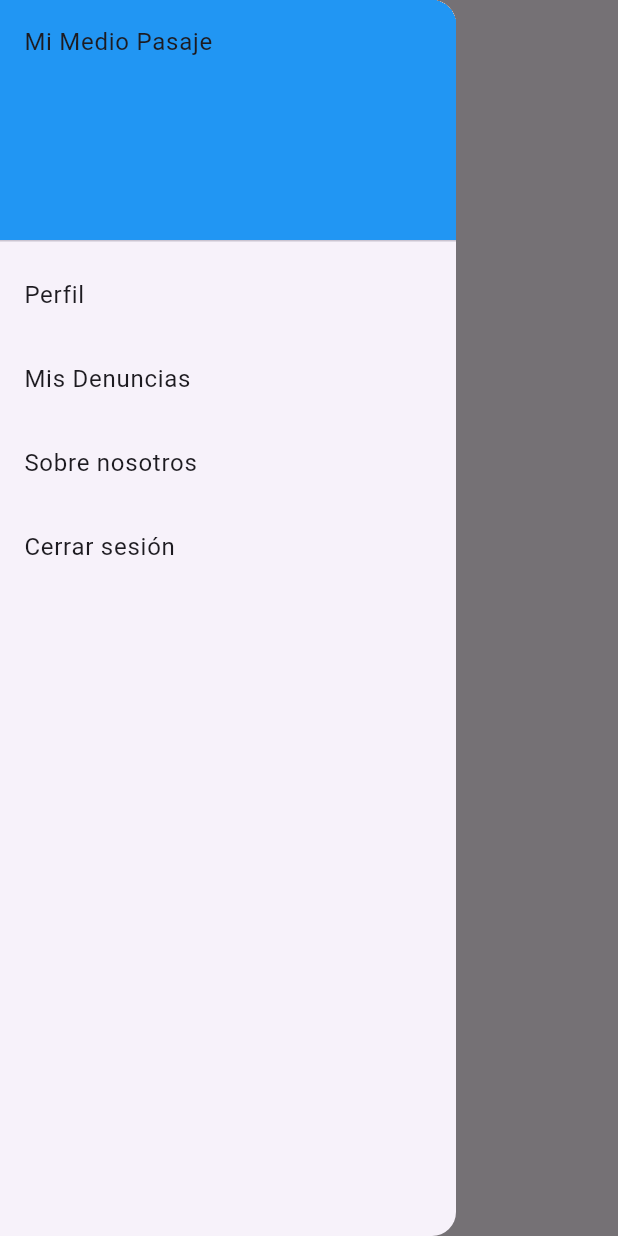
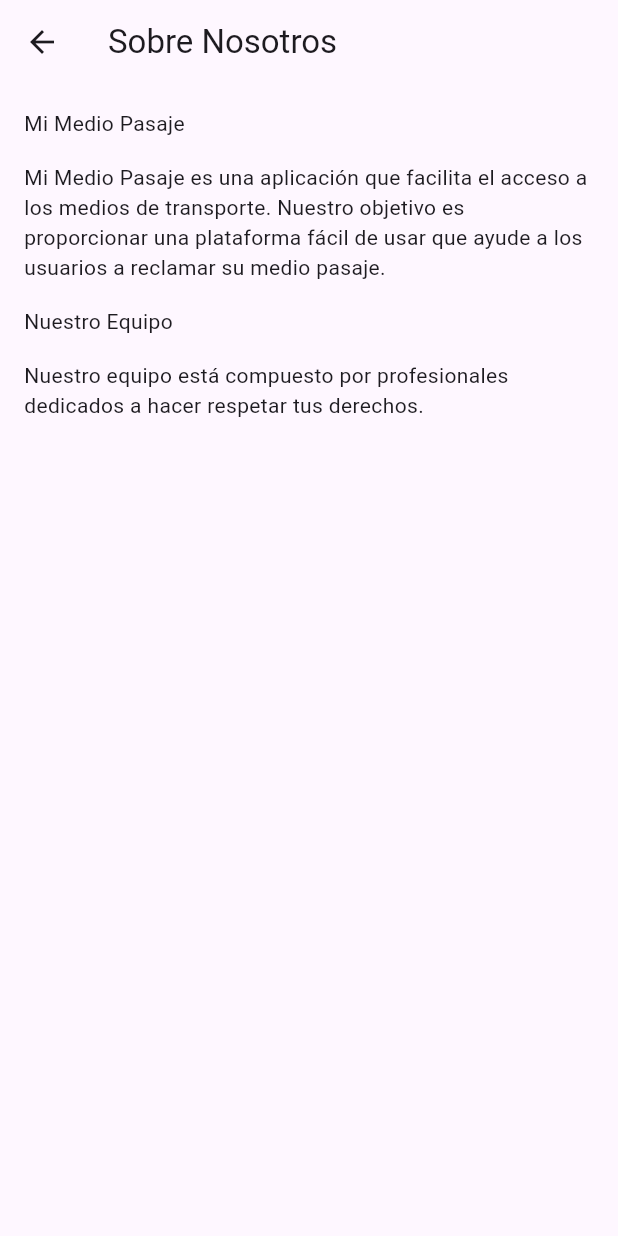
Before and after one commit to francoCarMar/MiMedioPasaje-Frontend, a Flutter app: the HomePage screen opened directly, in the side drawer, after a tap on "Sobre nosotros", on a phone screen of 412 x 824 dp. Run offline on Flutter 3.47's test engine with Material 3 defaults, Android fonts, the phone set to English and light mode, and no system bars; our stand-ins replace camera, dio, flutter_dotenv, image_picker, timezone, video_player; missing offline and left inert: cloudinary_public.

Commit message:
Agregado: screen about us

```diff
--- a/lib/components/navigator_drawer.dart
+++ b/lib/components/navigator_drawer.dart
@@ -1,4 +1,5 @@
 import 'package:flutter/material.dart';
+import 'package:mi_medio_pasaje/screens/About_us_page.dart';
 import 'package:mi_medio_pasaje/screens/list_complaint_page.dart';
 import 'package:mi_medio_pasaje/screens/login_page.dart';
 import 'package:mi_medio_pasaje/screens/profile_page.dart';
@@ -42,7 +43,10 @@ class NavigatorDrawer extends StatelessWidget {
           ),
           ListTile(
             title: const Text('Sobre nosotros'),
-            onTap: () {},
+            onTap: () {
+              Navigator.push(context,
+                  MaterialPageRoute(builder: (context) => AboutUsPage()));
+            },
           ),
           InkWell(
             child: const ListTile(
@@ -53,8 +57,6 @@ class NavigatorDrawer extends StatelessWidget {
                   MaterialPageRoute(builder: (context) => const LoginPage()));
             },
           ),
-
-          // Agregar más ListTile para más opciones
         ],
       ),
     );
--- /dev/null
+++ b/lib/screens/About_us_page.dart
@@ -0,0 +1,36 @@
+import 'package:flutter/material.dart';
+
+class AboutUsPage extends StatelessWidget {
+  @override
+  Widget build(BuildContext context) {
+    return Scaffold(
+      appBar: AppBar(
+        title: Text('Sobre Nosotros'),
+      ),
+      body: const Padding(
+        padding: EdgeInsets.all(16.0),
+        child: Column(
+          crossAxisAlignment: CrossAxisAlignment.start,
+          children: <Widget>[
+            Text(
+              'Mi Medio Pasaje',
+            ),
+            SizedBox(height: 16),
+            Text(
+              'Mi Medio Pasaje es una aplicación que facilita el acceso a los medios de transporte. '
+              'Nuestro objetivo es proporcionar una plataforma fácil de usar que ayude a los usuarios a reclamar su medio pasaje.',
+            ),
+            SizedBox(height: 16),
+            Text(
+              'Nuestro Equipo',
+            ),
+            SizedBox(height: 16),
+            Text(
+              'Nuestro equipo está compuesto por profesionales dedicados a hacer respetar tus derechos.',
+            ),
+          ],
+        ),
+      ),
+    );
+  }
+}
```
